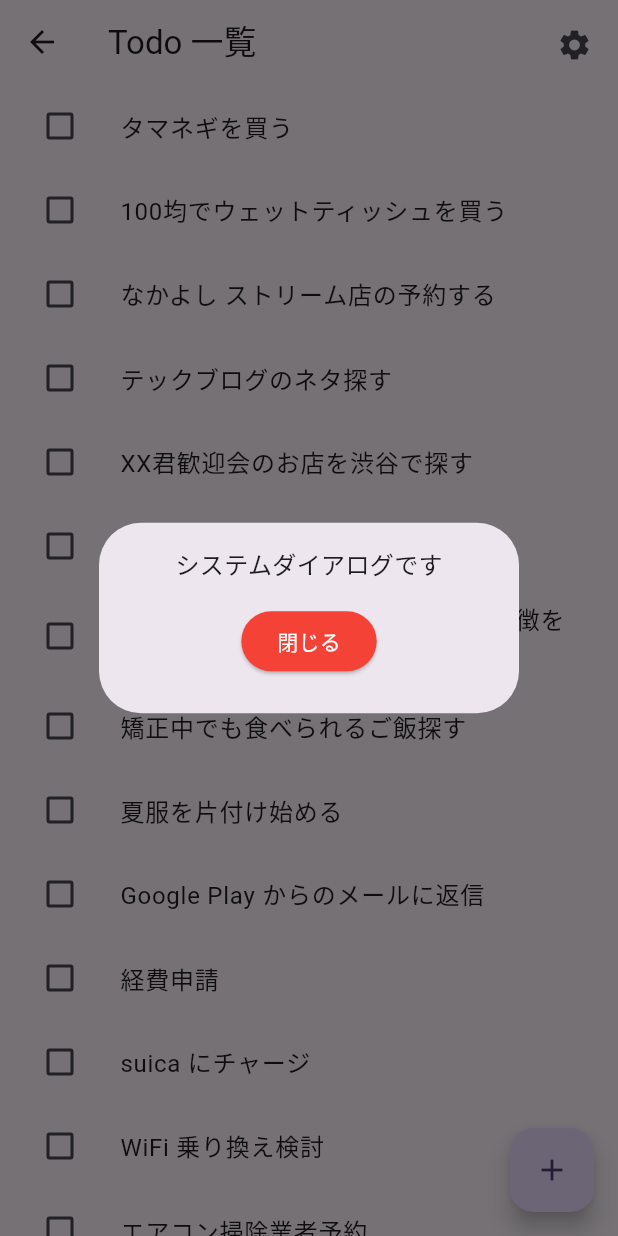
After one commit to tanakahikari-pikka/hoge, a Flutter app: the TodoScreen screen opened directly, after a tap on the "settings" icon, on a phone screen of 412 x 824 dp. The commit adds this screen. Run offline on Flutter 3.47's test engine with Material 2 defaults, Android fonts, the phone set to English and light mode, and no system bars; our stand-ins replace cloud_firestore, firebase_core, gap, hooks_riverpod; accounts and stored records are empty.

Commit message:
UI作成 - hikari (#10)
* ビルドまで

* UI調整

* ダイアログ

* merge

* さあどうだ

* 不要な差分削除

* cocoapods

---------

Co-authored-by: Hikari-Tanaka-pikka <h.tanaka.22.7.575@4nonome.com>

```diff
--- a/lib/main.dart
+++ b/lib/main.dart
@@ -1,6 +1,7 @@
 import 'package:firebase_core/firebase_core.dart';
 import 'package:flutter/material.dart';
 import 'package:hooks_riverpod/hooks_riverpod.dart';
+import 'package:nature_app/team_development_practice/build_ui/hikari/screen/todo/todo_screen.dart';
 import 'package:nature_app/team_development_practice/todo_riverpod/minasehiro/view.dart';
 
 import 'team_development_practice/build_ui/minasehiro.dart';
@@ -51,8 +52,11 @@ class _MyHomePageState extends State<MyHomePage> {
         child: Column(
           mainAxisAlignment: MainAxisAlignment.center,
           children: <Widget>[
-            NavigateButton(destination: TodoIndexView(), label: "minasehiro UI Sample"),
-            NavigateButton(destination: TodosPage(), label: "minasehiro Todo × Riverpod"),
+            NavigateButton(
+                destination: TodoIndexView(), label: "minasehiro UI Sample"),
+            NavigateButton(destination: TodoScreen(), label: "hikari UI"),
+            NavigateButton(
+                destination: TodosPage(), label: "minasehiro Todo × Riverpod"),
           ],
         ),
       ),
--- /dev/null
+++ b/lib/team_development_practice/build_ui/hikari/screen/todo/todo_list.dart
@@ -0,0 +1,13 @@
+part of 'todo_screen.dart';
+
+class _TodoList extends StatelessWidget {
+  @override
+  Widget build(BuildContext context) {
+    return ListView.builder(
+      itemCount: todos.length,
+      itemBuilder: (BuildContext context, int index) {
+        return _TodoTile(todo: todos[index]);
+      },
+    );
+  }
+}
--- /dev/null
+++ b/lib/team_development_practice/build_ui/hikari/screen/todo/todo_scaffold.dart
@@ -0,0 +1,16 @@
+part of 'todo_screen.dart';
+
+class _Scaffold extends StatelessWidget {
+  const _Scaffold();
+
+  @override
+  Widget build(BuildContext context) {
+    return Scaffold(
+        appBar: AppBar(
+          title: const Text('Todo 一覧'),
+          actions: const [SettingButton()],
+        ),
+        body: _TodoList(),
+        floatingActionButton: const AddTodoButton());
+  }
+}
--- /dev/null
+++ b/lib/team_development_practice/build_ui/hikari/screen/todo/todo_screen.dart
@@ -0,0 +1,38 @@
+import 'package:flutter/material.dart';
+
+import '../../view/AddTodoButton.dart';
+import '../../view/SettingButton.dart';
+
+part 'todo_scaffold.dart';
+part 'todo_list.dart';
+part 'todo_tile.dart';
+
+// シードデータ
+// 好きなように内容変えて問題ないです
+List<String> todos = [
+  "タマネギを買う",
+  "100均でウェットティッシュを買う",
+  "なかよし ストリーム店の予約する",
+  "テックブログのネタ探す",
+  "XX君歓迎会のお店を渋谷で探す",
+  "花瓶を中目黒に探しにいく",
+  "ランキング上位のストア画像から特徴を洗い出す",
+  "矯正中でも食べられるご飯探す",
+  "夏服を片付け始める",
+  "Google Play からのメールに返信",
+  "経費申請",
+  "suica にチャージ",
+  "WiFi 乗り換え検討",
+  "エアコン掃除業者予約",
+];
+
+// クラス名を自分なりに変えて実装を進めてください
+// 自分の名前を入れると他の人と被らないので良さそうです
+class TodoScreen extends StatelessWidget {
+  const TodoScreen({Key? key}) : super(key: key);
+
+  @override
+  Widget build(BuildContext context) {
+    return const _Scaffold();
+  }
+}
--- /dev/null
+++ b/lib/team_development_practice/build_ui/hikari/screen/todo/todo_tile.dart
@@ -0,0 +1,18 @@
+part of 'todo_screen.dart';
+
+class _TodoTile extends StatelessWidget {
+  const _TodoTile({Key? key, required this.todo}) : super(key: key);
+
+  final String todo;
+
+  @override
+  Widget build(BuildContext context) {
+    return ListTile(
+      leading: Checkbox(
+        value: false,
+        onChanged: (bool? value) {},
+      ),
+      title: Text(todo),
+    );
+  }
+}
--- /dev/null
+++ b/lib/team_development_practice/build_ui/hikari/view/AddTodoButton.dart
@@ -0,0 +1,28 @@
+import 'package:flutter/material.dart';
+
+class AddTodoButton extends StatelessWidget {
+  const AddTodoButton({Key? key}) : super(key: key);
+
+  @override
+  Widget build(BuildContext context) {
+    return FloatingActionButton(
+      onPressed: () {
+        ScaffoldMessenger.of(context).showSnackBar(
+          SnackBar(
+            content: const Text('ここからTodoを追加できます!!'),
+            action: SnackBarAction(
+              label: '閉じる',
+              onPressed: () {
+                ScaffoldMessenger.of(context).hideCurrentSnackBar();
+              },
+            ),
+          ),
+        );
+      },
+      child: Container(
+        alignment: Alignment.center,
+        child: const Icon(Icons.add),
+      ),
+    );
+  }
+}
--- /dev/null
+++ b/lib/team_development_practice/build_ui/hikari/view/SettingButton.dart
@@ -0,0 +1,52 @@
+import 'package:flutter/material.dart';
+import 'package:gap/gap.dart';
+
+class SettingButton extends StatelessWidget {
+  const SettingButton({Key? key}) : super(key: key);
+
+  @override
+  Widget build(BuildContext context) {
+    return Container(
+      padding: const EdgeInsets.symmetric(
+        horizontal: 5,
+        vertical: 10,
+      ),
+      child: IconButton(
+        icon: const Icon(Icons.settings),
+        onPressed: () {
+          showDialog<void>(
+            context: context,
+            builder: (context) => AlertDialog(
+              content: Column(
+                mainAxisAlignment: MainAxisAlignment.center,
+                crossAxisAlignment: CrossAxisAlignment.center,
+                mainAxisSize: MainAxisSize.min,
+                children: [
+                  const Text(
+                    "システムダイアログです",
+                    style: TextStyle(fontSize: 16),
+                  ),
+                  const Gap(16),
+                  ElevatedButton(
+                    style: ElevatedButton.styleFrom(
+                      backgroundColor: Colors.red,
+                    ),
+                    onPressed: () {
+                      Navigator.of(context).pop();
+                    },
+                    child: const Text(
+                      "閉じる",
+                      style: TextStyle(
+                        color: Colors.white,
+                      ),
+                    ),
+                  ),
+                ],
+              ),
+            ),
+          );
+        },
+      ),
+    );
+  }
+}
--- a/pubspec.yaml
+++ b/pubspec.yaml
@@ -44,6 +44,7 @@ dependencies:
   # The following adds the Cupertino Icons font to your application.
   # Use with the CupertinoIcons class for iOS style icons.
   cupertino_icons: ^1.0.2
+  gap: ^3.0.1
 
 dev_dependencies:
   flutter_test:
```
Also changed, not shown: pubspec.lock, 3 other files.
